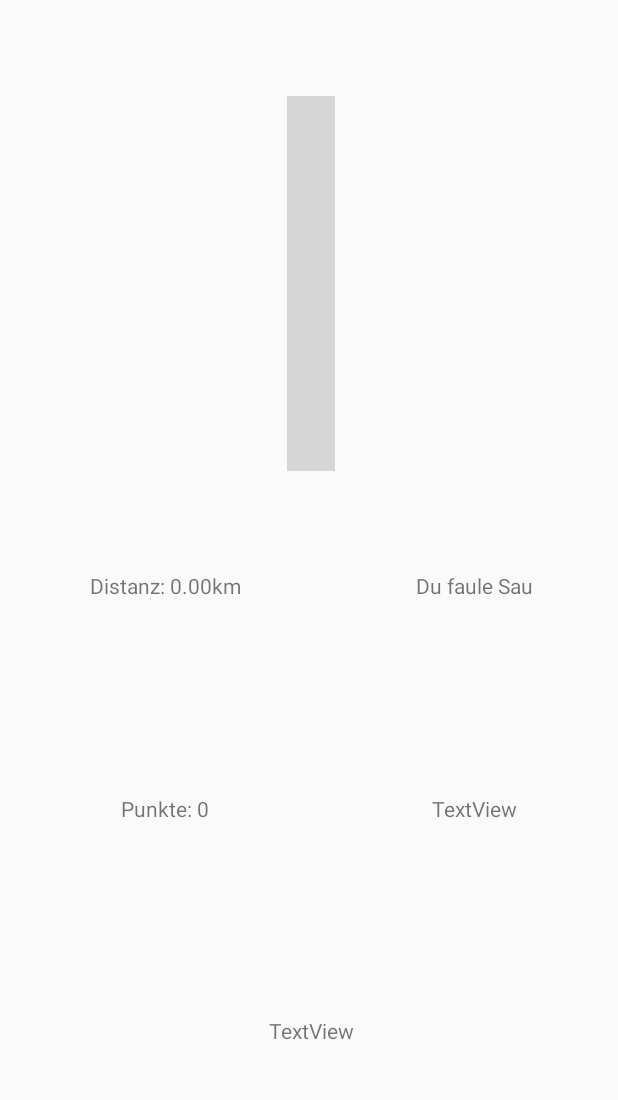
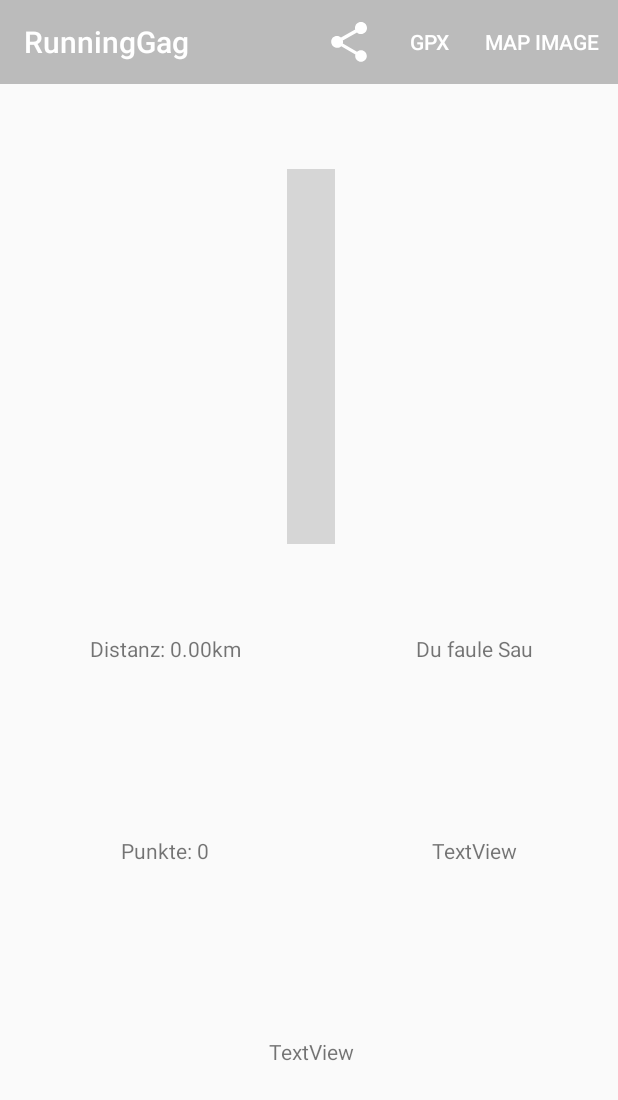
Before and after one commit to CFoltin/RunningGag, an Android app: the RunResult screen opened directly, with no data from a screen before it, on a phone screen of 412 x 824 dp. Shown: the top 1100 px of the screen. Run offline under Robolectric (Android 15) with nearby library versions, the phone set to English and light mode, and no system bars; libraries missing offline, so code that uses them is left out: org.osmdroid.api, org.osmdroid.config, org.osmdroid.tileprovider, org.osmdroid.util, org.osmdroid.views; plain views replace MapView; pictures from the network do not load; 27 statements that could not run were skipped; grey boxes are pictures that could not be loaded.

Commit message:
Toolbar for RunResult fixed Export of map image added.

```diff
--- a/app/src/main/res/layout/runresult.xml
+++ b/app/src/main/res/layout/runresult.xml
@@ -6,6 +6,8 @@
     android:layout_height="fill_parent"
     android:stretchColumns="0,1"
     android:gravity="center">
+
+    <include layout="@layout/toolbar"></include>
 
     <TableRow
         android:layout_width="fill_parent"
--- a/app/src/main/res/layout/toolbar.xml
+++ b/app/src/main/res/layout/toolbar.xml
@@ -8,4 +8,5 @@
         android:textAlignment="center"
     app:theme="@style/ThemeOverlay.AppCompat.Dark.ActionBar" />
 
+    <!-- DON'T FORGET TO INITIALIZE THE TOOLBAR IN THE CODE! -->
 </merge>
--- a/app/src/main/res/menu/run_result_menu.xml
+++ b/app/src/main/res/menu/run_result_menu.xml
@@ -9,6 +9,10 @@
         android:id="@+id/menu_item_gpx"
         android:title="GPX"
         app:showAsAction="ifRoom" />
+    <item
+        android:id="@+id/menu_item_image"
+        android:title="Map image"
+        app:showAsAction="ifRoom" />
 
 
 </menu>
```
Also changed, not shown: app/src/main/java/eu/johannes/runninggag/RunResult.java (+46 -0 lines).
